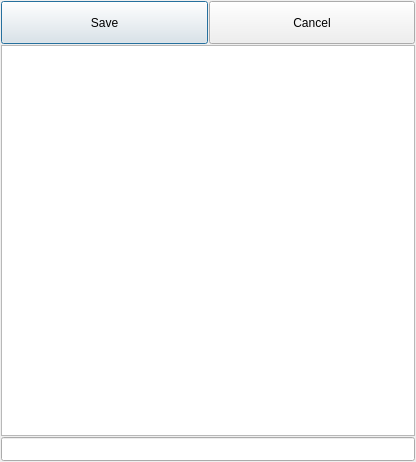
Above: ui/config-edit.ui from berndhs/arado before the change. Below: the same form after it.
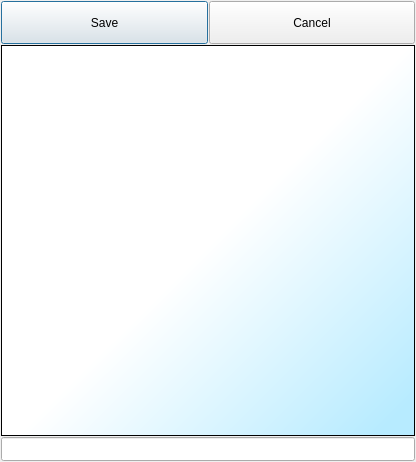
That is the form after the change. Icons and pictures are not drawn.

Commit message: last page for gradient:  settings.

Diff of the .ui file:
```diff
--- a/ui/config-edit.ui
+++ b/ui/config-edit.ui
@@ -36,6 +36,9 @@
        <verstretch>20</verstretch>
       </sizepolicy>
      </property>
+     <property name="styleSheet">
+      <string notr="true">background-color: qlineargradient(spread:pad, x1:0.968, y1:0.932, x2:0.513, y2:0.5, stop:0 rgba(183, 235, 255, 255), stop:1 rgba(255, 255, 255, 255));</string>
+     </property>
      <attribute name="headerVisible">
       <bool>true</bool>
      </attribute>
```
